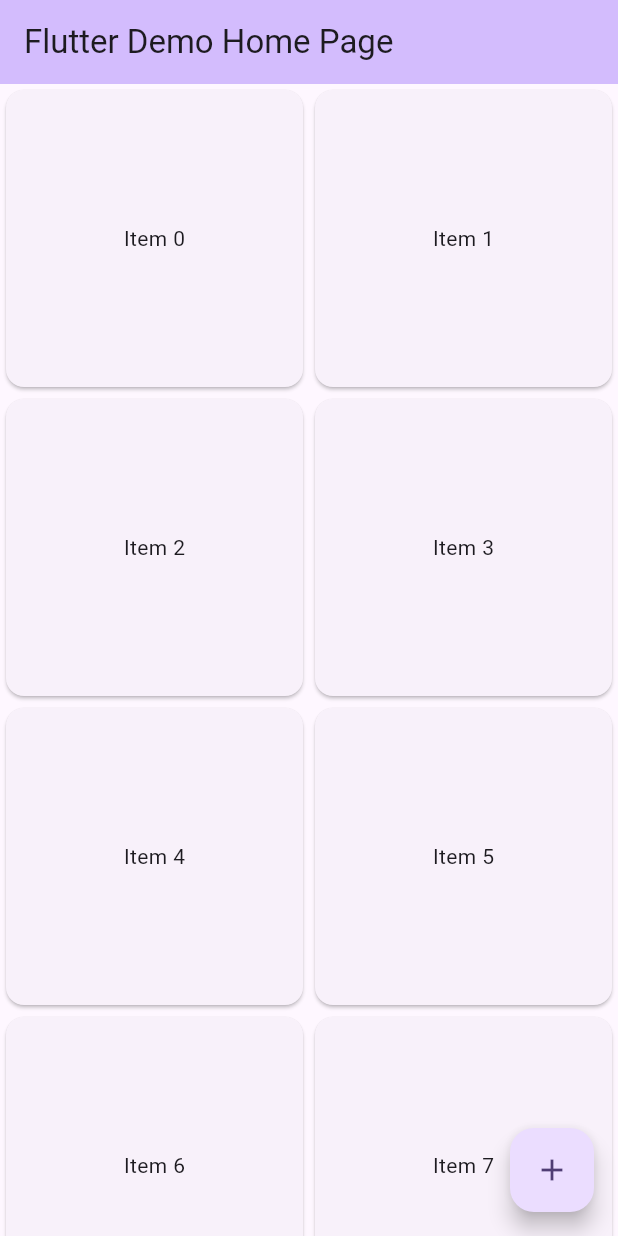
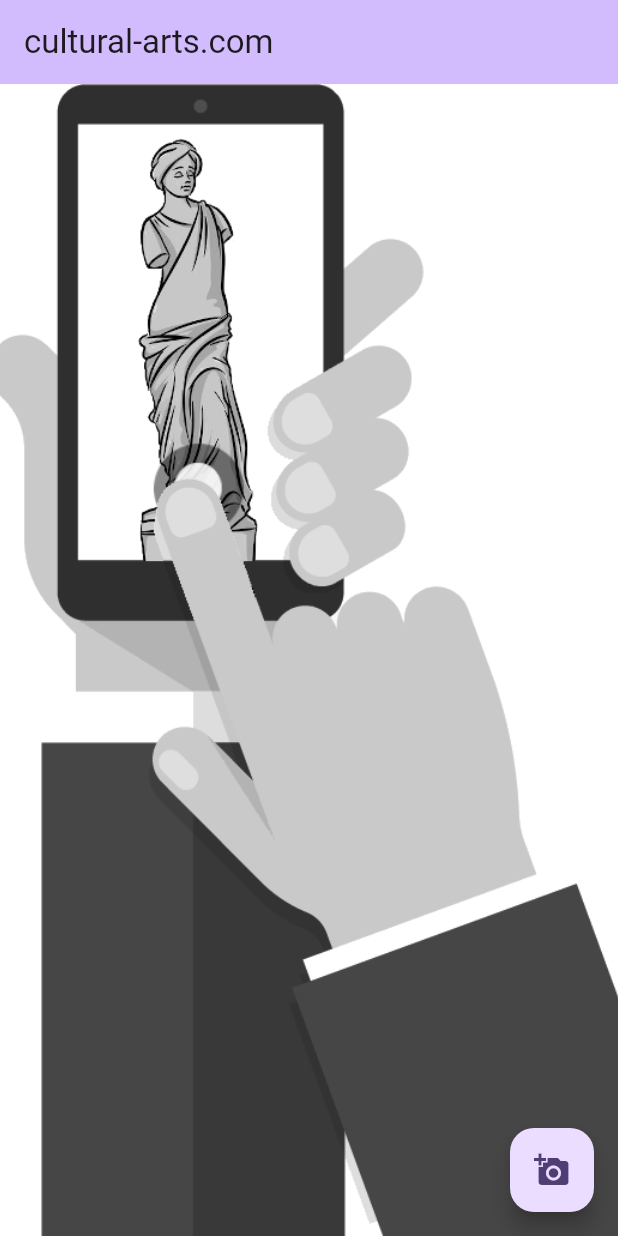
Before and after one commit to cultural-arts/cultural-arts-app-flutter, a Flutter app: the screen it shows after launch, on a phone screen of 412 x 824 dp. Run offline on Flutter 3.47's test engine with Material 2 defaults, Android fonts, the phone set to English and light mode, and no system bars.

Commit message:
feat:add custom pictures feat:add main background img and pic button

```diff
--- a/lib/main.dart
+++ b/lib/main.dart
@@ -31,7 +31,7 @@ class MyApp extends StatelessWidget {
         colorScheme: ColorScheme.fromSeed(seedColor: Colors.deepPurple),
         useMaterial3: true,
       ),
-      home: const MyHomePage(title: 'Flutter Demo Home Page'),
+      home: const MyHomePage(title: 'cultural-arts.com'),
     );
   }
 }
@@ -86,13 +86,20 @@ class _MyHomePageState extends State<MyHomePage> {
         // the App.build method, and use it to set our appbar title.
         title: Text(widget.title),
       ),
-      body: GridView.builder(
+      body: Container(
+        decoration: const BoxDecoration(
+          image: DecorationImage(
+            image: AssetImage(
+                'assets/images/take_statue_picture.png'), // Replace with your image path
+            fit: BoxFit.cover, // You can adjust the fit as needed
+          ),
+        ),
+        child: GridView.builder(
           gridDelegate: const SliverGridDelegateWithFixedCrossAxisCount(
-          crossAxisCount: 2, // Number of columns in the grid
+            crossAxisCount: 2,
           ),
-        itemCount: 10, // Number of items in the grid
+          itemCount: 0,
           itemBuilder: (BuildContext context, int index) {
-          // Replace this with your custom grid item widget
             return Card(
               child: Center(
                 child: Text('Item $index'),
@@ -100,10 +107,11 @@ class _MyHomePageState extends State<MyHomePage> {
             );
           },
         ),
+      ),
       floatingActionButton: FloatingActionButton(
         onPressed: _incrementCounter,
         tooltip: 'Increment',
-        child: const Icon(Icons.add),
+        child: const Icon(Icons.add_a_photo),
       ), // This trailing comma makes auto-formatting nicer for build methods.
     );
   }
--- a/pubspec.yaml
+++ b/pubspec.yaml
@@ -59,8 +59,8 @@ flutter:
   uses-material-design: true
 
   # To add assets to your application, add an assets section, like this:
-  # assets:
-  #   - images/a_dot_burr.jpeg
+  assets:
+    - assets/images/take_statue_picture.png
   #   - images/a_dot_ham.jpeg
 
   # An image asset can refer to one or more resolution-specific "variants", see
```
Also changed, not shown: assets/images/custom_icons_il_santo.png (added), assets/images/custom_icons_piazza_dei_signori.png (added), assets/images/custom_icons_unknown.png (added), assets/images/take_statue_picture.png (added). Lines whose indentation alone changed are shown as unchanged.
